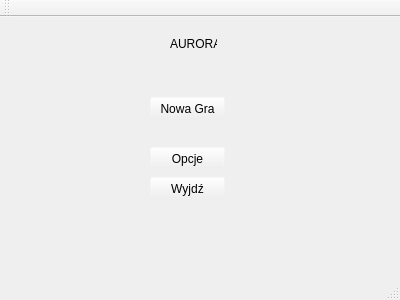
Qt form mainwindow.ui (StylishTriangles/Aurora) before a commit.
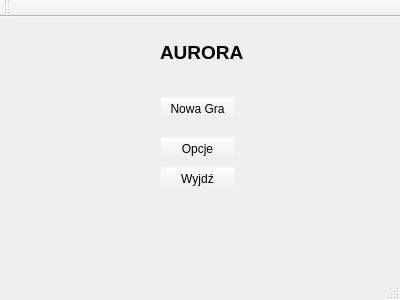
The same form after that commit.

Diff of the .ui file:
```diff
--- a/mainwindow.ui
+++ b/mainwindow.ui
@@ -432,8 +432,8 @@
    <widget class="QPushButton" name="exitButton">
     <property name="geometry">
      <rect>
-      <x>150</x>
-      <y>160</y>
+      <x>160</x>
+      <y>150</y>
       <width>75</width>
       <height>23</height>
      </rect>
@@ -445,7 +445,7 @@
    <widget class="QPushButton" name="newGameButton">
     <property name="geometry">
      <rect>
-      <x>150</x>
+      <x>160</x>
       <y>80</y>
       <width>75</width>
       <height>23</height>
@@ -458,8 +458,8 @@
    <widget class="QPushButton" name="optionsButton">
     <property name="geometry">
      <rect>
-      <x>150</x>
-      <y>130</y>
+      <x>160</x>
+      <y>120</y>
       <width>75</width>
       <height>23</height>
      </rect>
@@ -471,12 +471,22 @@
    <widget class="QLabel" name="label">
     <property name="geometry">
      <rect>
-      <x>170</x>
-      <y>20</y>
-      <width>47</width>
-      <height>13</height>
+      <x>160</x>
+      <y>10</y>
+      <width>91</width>
+      <height>51</height>
      </rect>
     </property>
+    <property name="font">
+     <font>
+      <pointsize>14</pointsize>
+      <weight>75</weight>
+      <bold>true</bold>
+     </font>
+    </property>
+    <property name="cursor">
+     <cursorShape>CrossCursor</cursorShape>
+    </property>
     <property name="text">
      <string>AURORA</string>
     </property>
```
Left out of the diff: 2 changed lines with no effect on the pictures.
